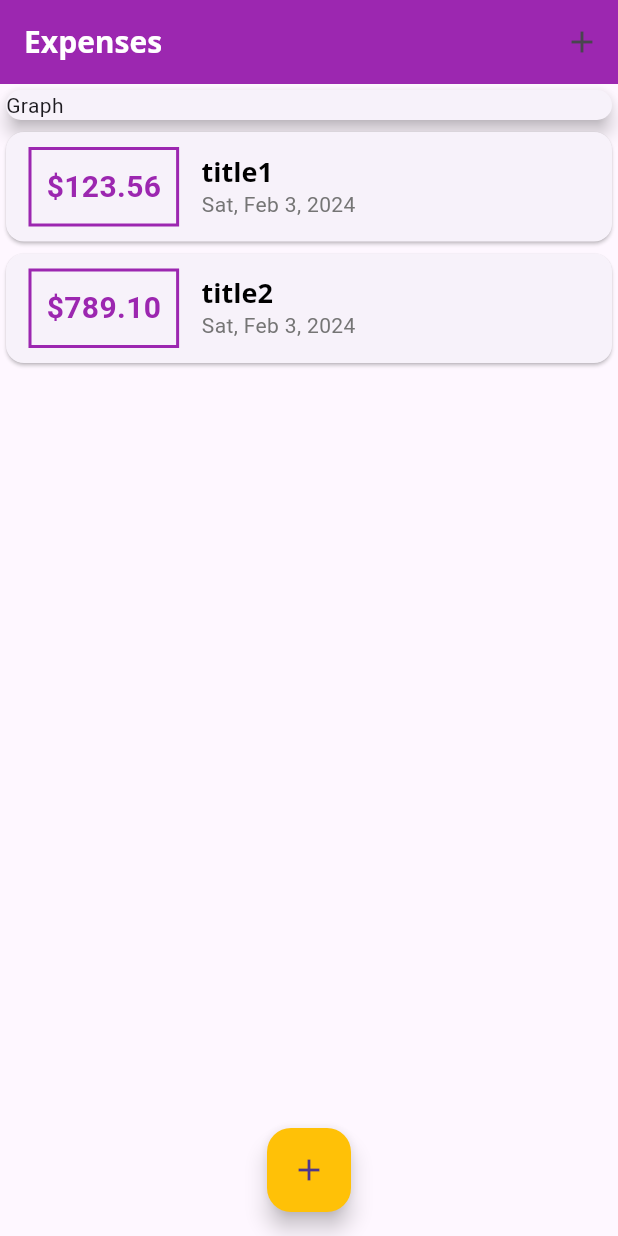
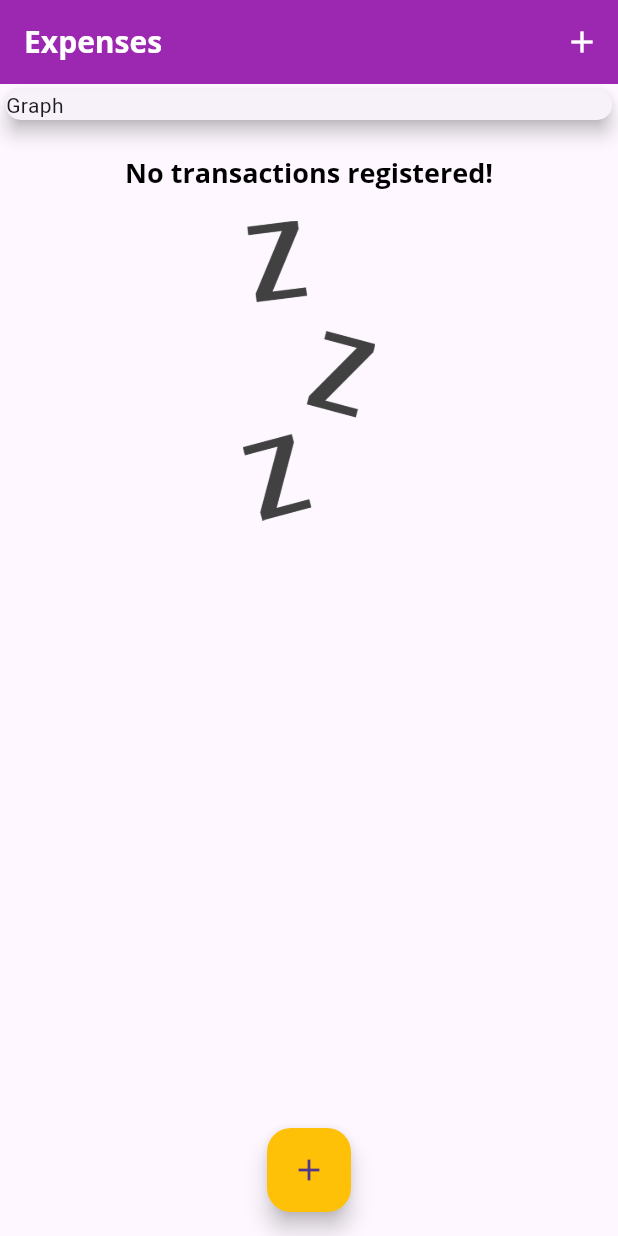
Before and after one commit to davisiqueira1/flutter_expenses_app, a Flutter app: the screen it shows after launch, on a phone screen of 412 x 824 dp. Run offline on Flutter 3.47's test engine with Material 3 defaults, Android fonts, the phone set to English and light mode, and no system bars.

Commit message:
feat: add and display image if the transaction list is empty

```diff
--- a/lib/components/transaction_list.dart
+++ b/lib/components/transaction_list.dart
@@ -14,7 +14,29 @@ class TransactionList extends StatelessWidget {
   Widget build(BuildContext context) {
     return SizedBox(
       height: 300,
-      child: ListView.builder(
+      child: _transactions.isEmpty
+          ? Column(
+              children: [
+                Container(
+                  margin: const EdgeInsets.fromLTRB(0, 20, 0, 0),
+                  child: Text(
+                    "No transactions registered!",
+                    style: Theme.of(context).textTheme.titleLarge,
+                  ),
+                ),
+                Container(
+                  margin: const EdgeInsets.fromLTRB(0, 20, 0, 0),
+                  height: 200,
+                  child: const Image(
+                    image: AssetImage(
+                      'assets/images/waiting.png',
+                    ),
+                    fit: BoxFit.cover,
+                  ),
+                )
+              ],
+            )
+          : ListView.builder(
               itemCount: _transactions.length,
               itemBuilder: (ctx, index) {
                 final Transaction t = _transactions[index];
--- a/lib/main.dart
+++ b/lib/main.dart
@@ -28,6 +28,7 @@ class ExpensesApp extends StatelessWidget {
               color: Colors.black),
         ),
         appBarTheme: const AppBarTheme(
+          color: Colors.white,
           titleTextStyle: TextStyle(
               fontFamily: "OpenSans",
               fontSize: 20,
@@ -47,18 +48,18 @@ class HomePage extends StatefulWidget {
 
 class _HomePageState extends State<HomePage> {
   final List<Transaction> _transactions = [
-    Transaction(
-      id: "id1",
-      title: "title1",
-      value: 123.56,
-      date: DateTime.now(),
-    ),
-    Transaction(
-      id: "id2",
-      title: "title2",
-      value: 789.10,
-      date: DateTime.now(),
-    ),
+    // Transaction(
+    //   id: "id1",
+    //   title: "title1",
+    //   value: 123.56,
+    //   date: DateTime.now(),
+    // ),
+    // Transaction(
+    //   id: "id2",
+    //   title: "title2",
+    //   value: 789.10,
+    //   date: DateTime.now(),
+    // ),
   ];
 
   void _addTransaction(String title, double value) {
@@ -93,7 +94,10 @@ class _HomePageState extends State<HomePage> {
         actions: [
           IconButton(
               onPressed: () => _openFormModal(context),
-              icon: const Icon(Icons.add))
+              icon: const Icon(
+                Icons.add,
+                color: Colors.white,
+              ))
         ],
       ),
       body: SingleChildScrollView(
```
Also changed, not shown: pubspec.yaml (+6 -6 lines), assets/fonts/OpenSans-Bold.ttf (renamed from fonts/OpenSans-Bold.ttf), assets/fonts/OpenSans-Regular.ttf (renamed from fonts/OpenSans-Regular.ttf), assets/fonts/Quicksand-Bold.ttf (renamed from fonts/Quicksand-Bold.ttf), assets/fonts/Quicksand-Light.ttf (renamed from fonts/Quicksand-Light.ttf), assets/fonts/Quicksand-Medium.ttf (renamed from fonts/Quicksand-Medium.ttf), assets/fonts/Quicksand-Regular.ttf (renamed from fonts/Quicksand-Regular.ttf), assets/images/waiting.png (added). Lines whose indentation alone changed are shown as unchanged.
